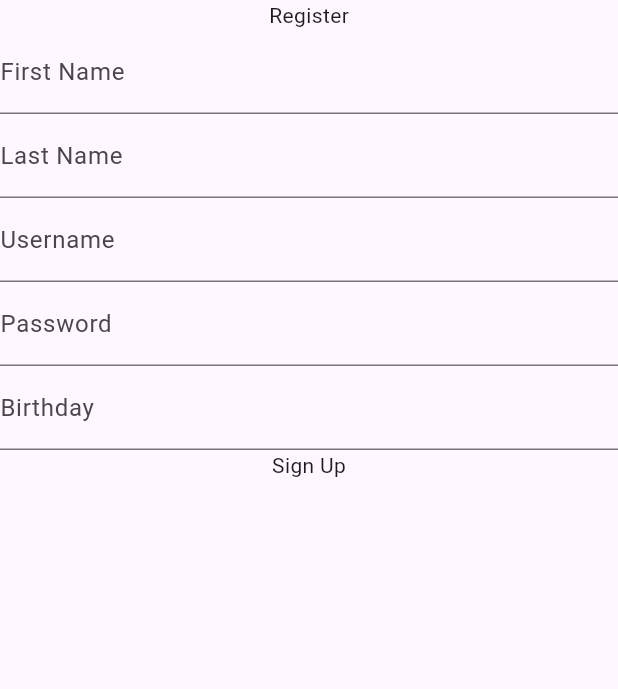
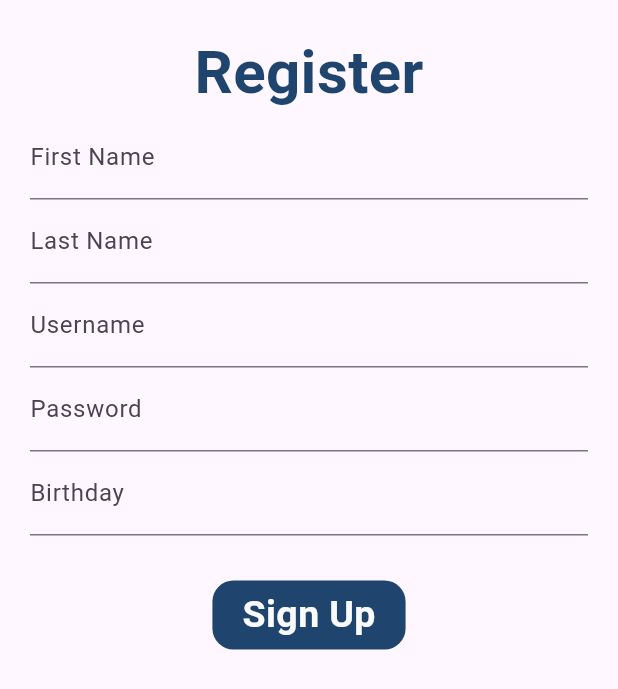
Before and after one commit to PinyadaS/NotesApp, a Flutter app: the screen it shows after launch, after a tap on "Sign Up", on a phone screen of 412 x 824 dp. Shown: the top 689 px of the screen. Run offline on Flutter 3.47's test engine with Material 3 defaults, Android fonts, the phone set to English and light mode, and no system bars; our stand-ins replace google_fonts; network calls fail; Roboto replaces fonts that are missing (Sacramento).

Commit message:
finish register feature
register user and save to database

```diff
--- a/lib/assets/text_styles.dart
+++ b/lib/assets/text_styles.dart
@@ -13,4 +13,31 @@ class TextStyles {
       ),
     );
   }
+  static TextStyle style2() {
+    return GoogleFonts.sacramento(
+      textStyle: TextStyle(
+        fontSize: 40,
+        fontWeight: FontWeight.bold,
+        color: Utility.getColorFromHex(Colour.aegean),
+      ),
+    );
+  }
+  static TextStyle style3() {
+    return GoogleFonts.sacramento(
+      textStyle: TextStyle(
+        fontSize: 25,
+        fontWeight: FontWeight.bold,
+        color: Utility.getColorFromHex(Colour.daisy),
+      ),
+    );
+  }
+  static TextStyle style4() {
+    return GoogleFonts.sacramento(
+      textStyle: TextStyle(
+        fontSize: 25,
+        fontWeight: FontWeight.bold,
+        color: Utility.getColorFromHex(Colour.aegean),
+      ),
+    );
+  }
 }
--- a/lib/controllers/registercontroller.dart
+++ b/lib/controllers/registercontroller.dart
@@ -9,9 +9,7 @@ class RegisterController {
     try {
       final data = await userService.register(requestdata);
       print(data);
-      if (Navigator.canPop(context)) {
-        Navigator.popAndPushNamed(context, '/main');
-      }
+      Navigator.pushNamed(context, '/main');
     } catch (e) {
       print(e);
     }
--- a/lib/main.dart
+++ b/lib/main.dart
@@ -7,6 +7,7 @@ import 'package:notes_app/views/registerscreen.dart';
 void main() {
   runApp(const MyApp());
 }
+final GlobalKey<NavigatorState> navigatorKey = GlobalKey<NavigatorState>();
 
 class MyApp extends StatelessWidget {
   const MyApp({super.key});
@@ -15,6 +16,7 @@ class MyApp extends StatelessWidget {
   Widget build(BuildContext context) {
     return MaterialApp(
       home: HomeScreen(),
+      navigatorKey: navigatorKey,
       routes: {
         '/login': (context) => LoginScreen(),
         '/main':(context) => MainScreen(),
--- a/lib/services/user_service.dart
+++ b/lib/services/user_service.dart
@@ -3,6 +3,7 @@ import 'dart:convert';
 import 'package:http/http.dart' as http;
 import 'package:notes_app/assets/constant.dart';
 import 'package:notes_app/models/registerRequestModel.dart';
+import 'package:notes_app/models/userResponse.dart';
 
 class UserService {
   Future<Map<String, dynamic>> authenticate(
@@ -32,8 +33,7 @@ class UserService {
       },
       body: registerRequestModelToJson(data),
     );
-    print(response.body);
-    if (response.statusCode == 200) {
+    if (response.statusCode == 201) {
       return json.decode(response.body);
     } else {
       throw Exception("Failed to sign up.");
--- a/lib/views/homescreen.dart
+++ b/lib/views/homescreen.dart
@@ -18,14 +18,33 @@ class HomeScreen extends StatelessWidget {
             "Notes App",
             style: TextStyles.style1(),
           )),
-          Text("Description"),
+          Center(
+              child: Image.asset('images/note.png',
+                  width: MediaQuery.of(context).size.width / 2,
+                  height: MediaQuery.of(context).size.height / 2)),
           InkWell(
-            child: Container(child: Text("Log In")),
-            onTap: () => Navigator.pushNamed(context, '/login')
+              child: Center(
+                child: Container(
+                  child: Text(
+                    "Log In",
+                    style: TextStyles.style3(),
+                  ),
+                  padding: EdgeInsets.only(left:20, top:5, right:20, bottom:5),
+                  decoration: BoxDecoration(color: Utility.getColorFromHex(Colour.aegean), borderRadius: BorderRadius.circular(14)),
+                ),
+              ),
+              onTap: () => Navigator.pushNamed(context, '/login')),
+          SizedBox(
+            height: 30,
           ),
           InkWell(
-            child: Container(child: Text("Sign Up")),
-            onTap:() => Navigator.pushNamed(context, '/register'),
+            child: Center(
+                child: Container(
+                    child: Text(
+              "Sign Up",
+              style: TextStyles.style4(),
+            ))),
+            onTap: () => Navigator.pushNamed(context, '/register'),
           )
         ]),
       ),
--- a/lib/views/registerscreen.dart
+++ b/lib/views/registerscreen.dart
@@ -1,5 +1,8 @@
 import 'package:flutter/material.dart';
 import 'package:intl/intl.dart';
+import 'package:notes_app/assets/colour.dart';
+import 'package:notes_app/assets/text_styles.dart';
+import 'package:notes_app/assets/utility.dart';
 import 'package:notes_app/controllers/registercontroller.dart';
 import 'package:notes_app/models/registerRequestModel.dart';
 
@@ -36,9 +39,11 @@ class _RegisterScreenState extends State<RegisterScreen> {
   @override
   Widget build(BuildContext context) {
     return Scaffold(
-        body: Column(
+        body: Padding(
+      padding: const EdgeInsets.all(20),
+      child: Column(
         children: [
-        Text("Register"),
+          Text("Register",style: TextStyles.style2(),),
           TextField(
             decoration: InputDecoration(labelText: "First Name"),
             controller: firstnameController,
@@ -61,8 +66,16 @@ class _RegisterScreenState extends State<RegisterScreen> {
             decoration: InputDecoration(labelText: "Birthday"),
             onTap: () => selectdate(context),
           ),
+          SizedBox(height: 30,),
           InkWell(
-            child: Container(child: Text("Sign Up")),
+              child: Container(
+                child: Text(
+                  "Sign Up",
+                  style: TextStyles.style3(),
+                ),
+                padding: EdgeInsets.only(left:20, top:5, right:20, bottom:5),
+                decoration: BoxDecoration(color: Utility.getColorFromHex(Colour.aegean), borderRadius: BorderRadius.circular(14)),
+              ),
               onTap: () {
                 registercontroller.register(
                     context,
@@ -74,6 +87,7 @@ class _RegisterScreenState extends State<RegisterScreen> {
                         birthday: birthdayController.text));
               }),
         ],
+      ),
     ));
   }
 }
--- a/pubspec.yaml
+++ b/pubspec.yaml
@@ -62,9 +62,8 @@ flutter:
   uses-material-design: true
 
   # To add assets to your application, add an assets section, like this:
-  # assets:
-  #   - images/a_dot_burr.jpeg
-  #   - images/a_dot_ham.jpeg
+  assets:
+    - images/
 
   # An image asset can refer to one or more resolution-specific "variants", see
   # https://flutter.dev/assets-and-images/#resolution-aware
```
Also changed, not shown: lib/models/userResponse.dart (added, +37 -0 lines), lib/views/loginscreen.dart (+23 -7 lines), images/note.png (added). Lines whose indentation alone changed are shown as unchanged.
